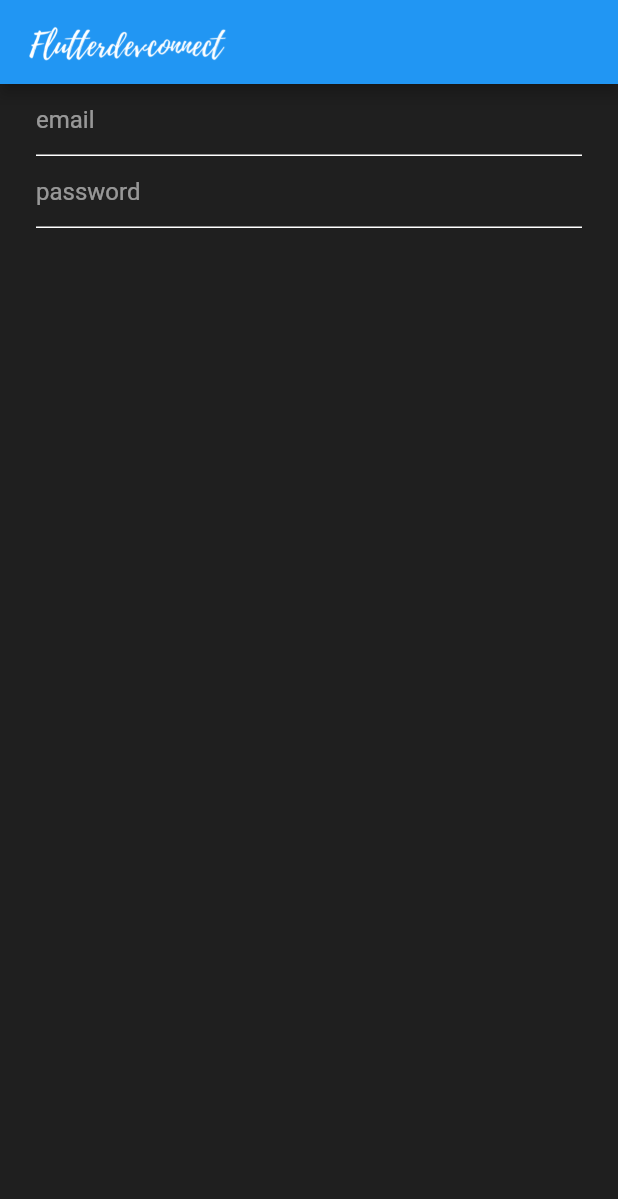
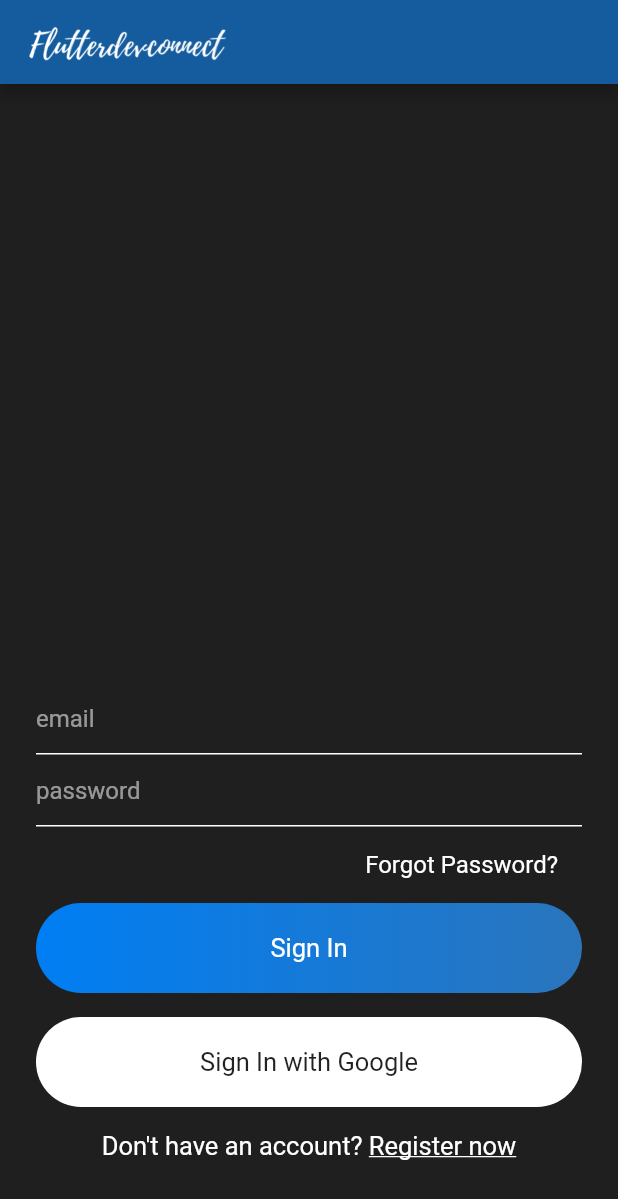
Before and after one commit to pduebel/flutter-chat-app, a Flutter app: the screen it shows after launch, on a phone screen of 412 x 824 dp. Shown: the top 1199 px of the screen. Run offline on Flutter 3.47's test engine with Material 2 defaults, Android fonts, the phone set to English and light mode, and no system bars.

Commit message:
finish creating sign in page structure

```diff
--- a/lib/main.dart
+++ b/lib/main.dart
@@ -16,7 +16,7 @@ class MyApp extends StatelessWidget {
       debugShowCheckedModeBanner: false,
       title: 'Flutter Demo',
       theme: ThemeData(
-        scaffoldBackgroundColor: Color(0xff1F1F1F),
+        scaffoldBackgroundColor: const Color(0xff1F1F1F),
         primarySwatch: Colors.blue,
       ),
       home: const SignIn(),
--- a/lib/views/sign_in.dart
+++ b/lib/views/sign_in.dart
@@ -15,17 +15,85 @@ class _SignInState extends State<SignIn> {
     return Scaffold(
         appBar: appBarMain(context),
         body: Container(
-          padding: EdgeInsets.symmetric(horizontal: 24),
+          padding: const EdgeInsets.symmetric(horizontal: 24),
+          alignment: Alignment.bottomCenter,
           child: Column(
+            mainAxisSize: MainAxisSize.min,
             children: [
               TextField(
-                style: simpleTextFieldStyle(),
+                style: simpleTextStyle(),
                 decoration: textFieldInputDecoration('email'),
               ),
               TextField(
-                style: simpleTextFieldStyle(),
+                style: simpleTextStyle(),
                 decoration: textFieldInputDecoration('password'),
               ),
+              const SizedBox(height: 8),
+              Container(
+                alignment: Alignment.centerRight,
+                child: Container(
+                  padding: const EdgeInsets.symmetric(
+                    horizontal: 16,
+                    vertical: 8,
+                  ),
+                  child: Text(
+                    'Forgot Password?',
+                    style: simpleTextStyle(),
+                  ),
+                ),
+              ),
+              const SizedBox(height: 8),
+              Container(
+                alignment: Alignment.center,
+                width: MediaQuery.of(context).size.width,
+                padding: const EdgeInsets.symmetric(vertical: 20),
+                decoration: BoxDecoration(
+                  gradient: const LinearGradient(
+                    colors: [Color(0xff007EF4), Color(0xff2A75BC)],
+                  ),
+                  borderRadius: BorderRadius.circular(30),
+                ),
+                child: Text(
+                  'Sign In',
+                  style: mediumTextStyle(),
+                ),
+              ),
+              const SizedBox(height: 16),
+              Container(
+                alignment: Alignment.center,
+                width: MediaQuery.of(context).size.width,
+                padding: const EdgeInsets.symmetric(vertical: 20),
+                decoration: BoxDecoration(
+                  color: Colors.white,
+                  borderRadius: BorderRadius.circular(30),
+                ),
+                child: const Text(
+                  'Sign In with Google',
+                  style: TextStyle(
+                    color: Colors.black87,
+                    fontSize: 17,
+                  ),
+                ),
+              ),
+              const SizedBox(height: 16),
+              Row(
+                mainAxisAlignment: MainAxisAlignment.center,
+                children: [
+                  Text(
+                    "Don't have an account? ",
+                    style: mediumTextStyle(),
+                  ),
+                  const Text(
+                    'Register now',
+                    style: TextStyle(
+                      color: Colors.white,
+                      fontSize: 17,
+                      decoration: TextDecoration.underline,
+                    ),
+                  )
+                ],
+              ),
+              const SizedBox(height: 50)
             ],
           ),
         ));
--- a/lib/widgets/widgets.dart
+++ b/lib/widgets/widgets.dart
@@ -2,6 +2,7 @@ import 'package:flutter/material.dart';
 
 PreferredSizeWidget appBarMain(BuildContext context) {
   return AppBar(
+    backgroundColor: Color(0xff145C9E),
     title: Image.asset(
       'assets/images/logo.png',
       height: 50,
@@ -24,8 +25,16 @@ InputDecoration textFieldInputDecoration(String hint) {
   );
 }
 
-TextStyle simpleTextFieldStyle() {
+TextStyle simpleTextStyle() {
   return const TextStyle(
     color: Colors.white,
+    fontSize: 16,
   );
 }
+
+TextStyle mediumTextStyle() {
+  return const TextStyle(
+    color: Colors.white,
+    fontSize: 17,
+  );
+}
```
Also changed, not shown: lib/views/sign_up.dart (line endings or trailing spaces).
